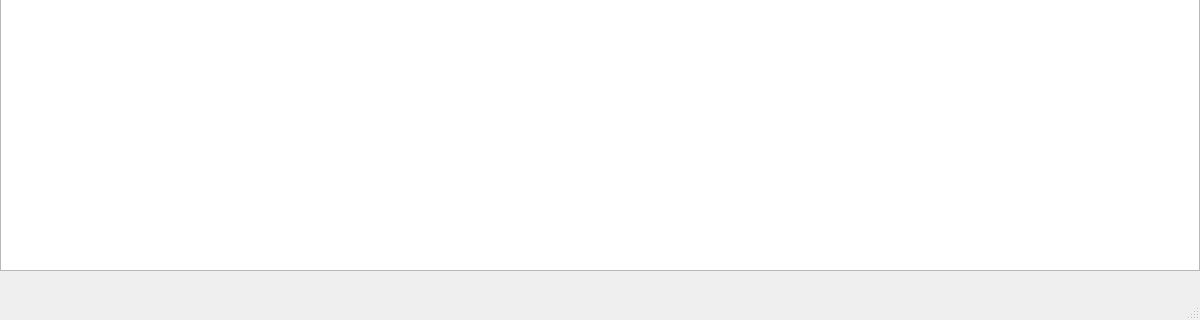
Before: the Qt Designer form mainwindow.ui in Darshana0906/DLD-simulator, drawn with Qt 5; both pictures show x 0 to 1200 and y 480 to 800 of the 1200 by 800 pixel window.
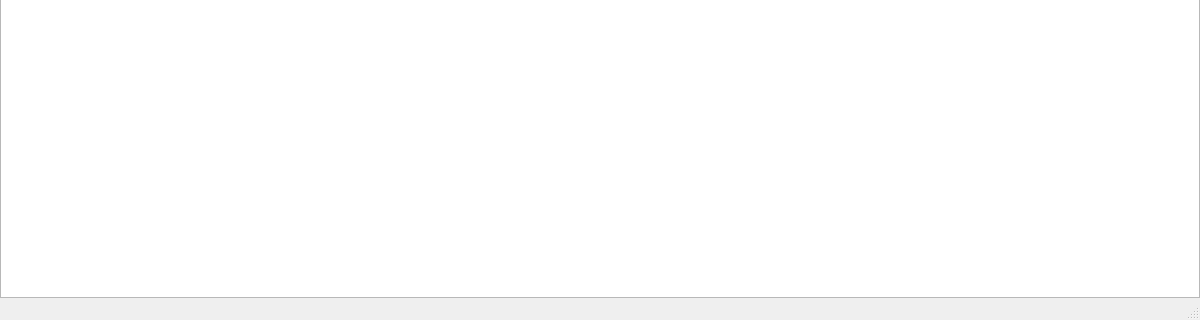
After: the same form once the commit is applied.

Commit message: Window size and dynamic placing

Diff of the .ui file:
```diff
--- a/mainwindow.ui
+++ b/mainwindow.ui
@@ -14,16 +14,26 @@
    <string>MainWindow</string>
   </property>
   <widget class="QWidget" name="centralwidget">
-   <widget class="QGraphicsView" name="graphicsView">
-    <property name="geometry">
-     <rect>
-      <x>0</x>
-      <y>0</y>
-      <width>1200</width>
-      <height>751</height>
-     </rect>
+   <layout class="QVBoxLayout" name="verticalLayout">
+    <property name="spacing">
+     <number>0</number>
     </property>
-   </widget>
+    <property name="leftMargin">
+     <number>0</number>
+    </property>
+    <property name="topMargin">
+     <number>0</number>
+    </property>
+    <property name="rightMargin">
+     <number>0</number>
+    </property>
+    <property name="bottomMargin">
+     <number>0</number>
+    </property>
+    <item>
+     <widget class="QGraphicsView" name="graphicsView"/>
+    </item>
+   </layout>
   </widget>
   <widget class="QMenuBar" name="menubar">
    <property name="geometry">
```
The commit also changes 6 other files.
